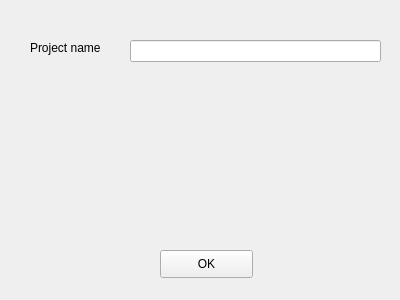
Qt form ui/designs/new_project.ui (trannguyenhan/data-integration) before a commit.
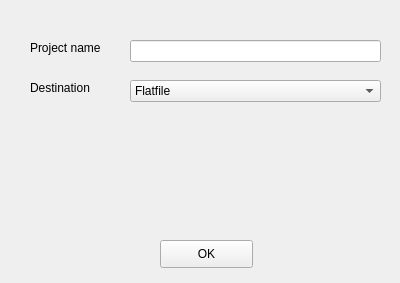
The same form after that commit.

Commit message:
navigator + init_project
- add compile ui powershell script
- edit readme
- add navigator

Diff of the .ui file:
```diff
--- a/ui/designs/new_project.ui
+++ b/ui/designs/new_project.ui
@@ -7,7 +7,7 @@
     <x>0</x>
     <y>0</y>
     <width>400</width>
-    <height>300</height>
+    <height>283</height>
    </rect>
   </property>
   <property name="windowTitle">
@@ -40,7 +40,7 @@
    <property name="geometry">
     <rect>
      <x>160</x>
-     <y>250</y>
+     <y>240</y>
      <width>93</width>
      <height>28</height>
     </rect>
@@ -49,6 +49,59 @@
     <string>OK</string>
    </property>
   </widget>
+  <widget class="QLabel" name="label_2">
+   <property name="geometry">
+    <rect>
+     <x>30</x>
+     <y>80</y>
+     <width>81</width>
+     <height>16</height>
+    </rect>
+   </property>
+   <property name="text">
+    <string>Destination</string>
+   </property>
+  </widget>
+  <widget class="QComboBox" name="destinationCbx">
+   <property name="geometry">
+    <rect>
+     <x>130</x>
+     <y>80</y>
+     <width>251</width>
+     <height>22</height>
+    </rect>
+   </property>
+   <item>
+    <property name="text">
+     <string>Flatfile</string>
+    </property>
+   </item>
+   <item>
+    <property name="text">
+     <string>Excel</string>
+    </property>
+   </item>
+   <item>
+    <property name="text">
+     <string>Xml</string>
+    </property>
+   </item>
+   <item>
+    <property name="text">
+     <string>Json</string>
+    </property>
+   </item>
+   <item>
+    <property name="text">
+     <string>SQL Server</string>
+    </property>
+   </item>
+   <item>
+    <property name="text">
+     <string>MySQL</string>
+    </property>
+   </item>
+  </widget>
  </widget>
  <resources/>
  <connections/>
```
Left out of the diff: 2 changed lines with no effect on the pictures. The commit also changes 15 other files.
